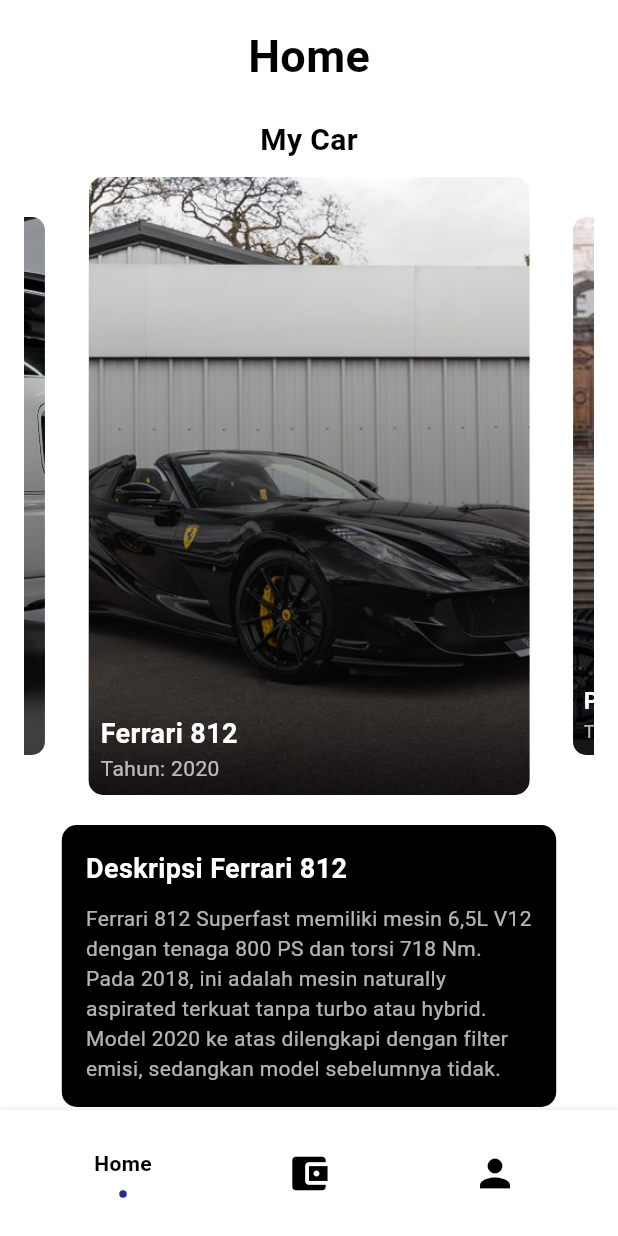
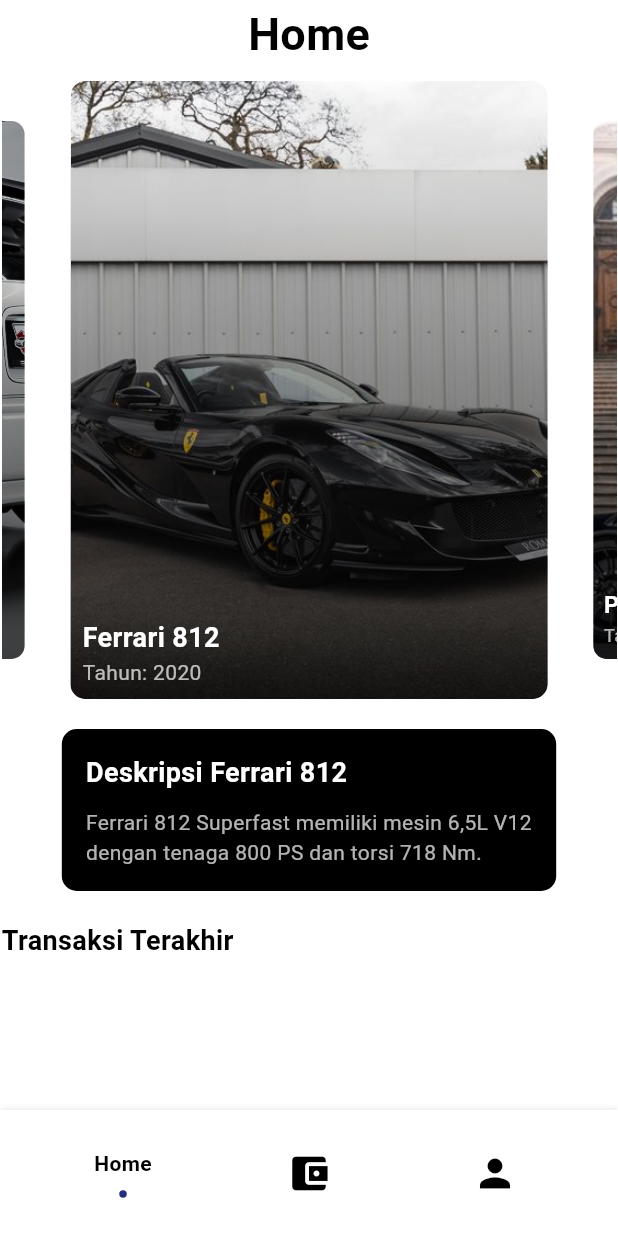
Before and after one commit to Alirzq/Car_wallet, a Flutter app: the screen it shows after launch, after a tap on "Mulai", on a phone screen of 412 x 824 dp. Run offline on Flutter 3.47's test engine with Material 3 defaults, Android fonts, the phone set to English and light mode, and no system bars; drawn by our look-alikes of carousel_slider, flashy_tab_bar2; our stand-ins replace get.

Commit message:
menambahkan fitur pada topup, memperbaiki bug, menambhkan desain navbar,home,dan account

```diff
--- a/lib/screens/home_page.dart
+++ b/lib/screens/home_page.dart
@@ -37,64 +37,50 @@
       year: '2020',
       image: 'assets/812.jpg',
       description:
-          'Ferrari 812 Superfast memiliki mesin 6,5L V12 dengan tenaga 800 PS dan torsi 718 Nm. Pada 2018, ini adalah mesin naturally aspirated terkuat tanpa turbo atau hybrid. Model 2020 ke atas dilengkapi dengan filter emisi, sedangkan model sebelumnya tidak.',
+          'Ferrari 812 Superfast memiliki mesin 6,5L V12 dengan tenaga 800 PS dan torsi 718 Nm.',
     ),
     Car(
       name: 'Porsche 911 GT3 RS',
       year: '2019',
       image: 'assets/911GT3RS.jpg',
       description:
-          'Porsche 911 GT3 RS adalah versi performa tinggi dari 911, dilengkapi mesin 4.0L naturally aspirated flat-six yang menghasilkan sekitar 520 PS (514 hp). Dirancang untuk trek balap, mobil ini memiliki aerodinamika canggih, sasis ringan, dan suspensi yang disesuaikan untuk handling maksimal. Cocok untuk penggemar performa tinggi, GT3 RS menawarkan pengalaman berkendara yang ekstrem dan presisi.',
+          'Porsche 911 GT3 RS adalah versi performa tinggi dari 911.',
     ),
     Car(
       name: 'Audi R8 v10',
       year: '2021',
       image: 'assets/AudiR8v10.jpg',
       description:
-          'Audi R8 V10 dilengkapi mesin 5.2L V10 yang menghasilkan sekitar 610 PS (602 hp). Mobil ini menawarkan kombinasi performa tinggi, desain aerodinamis, dan teknologi canggih, memberikan pengalaman berkendara yang sporty dan mewah.',
+          'Audi R8 V10 dilengkapi mesin 5.2L V10 yang menghasilkan sekitar 610 PS.',
     ),
     Car(
       name: 'Civic Type R',
       year: '2018',
       image: 'assets/Ek9.jpg',
       description:
-          'Honda Civic Type R adalah hatchback sport yang dikenal dengan mesin 2.0L turbocharged inline-4, menghasilkan sekitar 306 PS (302 hp). Dengan pengaturan suspensi yang sporty dan aerodinamika yang ditingkatkan, Civic Type R menawarkan performa tinggi, handling responsif, dan desain agresif, menjadikannya salah satu mobil hot hatch terbaik.',
+          'Honda Civic Type R adalah hatchback sport yang dikenal dengan mesin 2.0L turbocharged.',
     ),
   ];
 
   @override
   Widget build(BuildContext context) {
     return Scaffold(
-      backgroundColor: Colors.white, // Mengatur latar belakang menjadi putih
+      backgroundColor: Colors.white,
       body: SafeArea(
         child: SingleChildScrollView(
           child: Padding(
-            padding: const EdgeInsets.all(16.0),
+            padding: const EdgeInsets.all(1.0),
             child: Column(
               crossAxisAlignment: CrossAxisAlignment.start,
               children: [
                 Center(
-                  // Memusatkan judul "Home"
                   child: Text(
                     'Home',
                     style: TextStyle(
                       fontFamily: 'Roboto',
                       fontSize: 30,
                       fontWeight: FontWeight.bold,
-                      color: Colors.black, // Mengubah warna teks menjadi hitam
-                    ),
-                  ),
-                ),
-                const SizedBox(height: 20),
-                Center(
-                  // Memusatkan judul "My Car"
-                  child: Text(
-                    'My Car',
-                    style: TextStyle(
-                      fontFamily: 'Roboto',
-                      fontSize: 20,
-                      fontWeight: FontWeight.bold,
-                      color: Colors.black, // Mengubah warna teks menjadi hitam
+                      color: Colors.black,
                     ),
                   ),
                 ),
@@ -107,22 +93,27 @@
                     fontFamily: 'Roboto',
                     fontSize: 18,
                     fontWeight: FontWeight.bold,
-                    color: Colors.black, // Mengubah warna teks menjadi hitam
+                    color: Colors.black,
                   ),
                 ),
-                const SizedBox(height: 10),
-                Obx(() => Column(
-                      children: walletController.transactions
-                          .take(5)
-                          .map((transaction) {
-                        return ListTile(
+                const SizedBox(height: 20),
+                Obx(() => ListView.builder(
+                      shrinkWrap: true,
+                      physics: NeverScrollableScrollPhysics(),
+                      itemCount: walletController.transactions.length > 5
+                          ? 5
+                          : walletController.transactions.length,
+                      itemBuilder: (context, index) {
+                        final transaction = walletController.transactions[index];
+                        return Container(
+                          padding: const EdgeInsets.symmetric(vertical: 8.0),
+                          child: ListTile(
                             title: Text(
                               transaction['label'],
                               style: const TextStyle(
                                 fontFamily: 'Roboto',
-                              color: Colors
-                                  .black, // Mengubah warna teks menjadi hitam
-                              fontWeight: FontWeight.bold, // Membuat font tebal
+                                color: Colors.black,
+                                fontWeight: FontWeight.bold,
                               ),
                             ),
                             trailing: Text(
@@ -134,8 +125,9 @@
                                 fontWeight: FontWeight.bold,
                               ),
                             ),
+                          ),
                         );
-                      }).toList(),
+                      },
                     )),
               ],
             ),
--- a/lib/screens/welcome_page.dart
+++ b/lib/screens/welcome_page.dart
@@ -3,6 +3,8 @@
 import 'home_page.dart';
 
 class WelcomePage extends StatelessWidget {
+  const WelcomePage({super.key});
+
   @override
   Widget build(BuildContext context) {
     return Scaffold(
@@ -10,19 +12,50 @@
         child: Column(
           mainAxisAlignment: MainAxisAlignment.center,
           children: [
-            Text(
-              'Selamat datang di E-Wallet App',
-              style: TextStyle(fontSize: 24, fontWeight: FontWeight.bold),
+            Image.asset(
+              'assets/porsche_1.png',
+              width: 250,
+              height: 250,
+              fit: BoxFit.contain,
             ),
-            SizedBox(height: 20),
-            Text(
-              'Aplikasi dompet digital untuk mengelola keuangan Anda',
-              textAlign: TextAlign.center,
+            const SizedBox(height: 30),
+            RichText(
+              text: const TextSpan(
+                style: TextStyle(fontSize: 24, color: Colors.black),
+                children: [
+                  TextSpan(text: 'Selamat datang di '),
+                  TextSpan(
+                    text: 'E-Wallet App',
+                    style: TextStyle(fontWeight: FontWeight.bold),
+                  ),
+                ],
+              ),
             ),
-            SizedBox(height: 40),
-            ElevatedButton(
-              onPressed: () => Get.off(() => HomePage()),
-              child: Text('Mulai'),
+            const SizedBox(height: 10),
+            SizedBox(
+              width: 400,
+              child: Padding(
+                padding: const EdgeInsets.symmetric(horizontal: 25),
+                child: ElevatedButton(
+                  onPressed: () => Get.off(() => HomePage()),
+                  style: ElevatedButton.styleFrom(
+                    backgroundColor: const Color.fromARGB(255, 0, 0, 0),
+                    padding: const EdgeInsets.symmetric(vertical: 16.0),
+                    shape: RoundedRectangleBorder(
+                      borderRadius: BorderRadius.circular(10.0),
+                    ),
+                    elevation: 2,
+                  ),
+                  child: const Text(
+                    'Mulai',
+                    style: TextStyle(
+                      color: Color.fromARGB(255, 255, 255, 255),
+                      fontSize: 18,
+                      fontWeight: FontWeight.bold,
+                    ),
+                  ),
+                ),
+              ),
             ),
           ],
         ),
--- a/lib/widgets/custom_navbar.dart
+++ b/lib/widgets/custom_navbar.dart
@@ -14,21 +14,21 @@
       () => FlashyTabBar(
         selectedIndex: currentIndex.value,
         showElevation: true,
-        backgroundColor: const Color.fromARGB(255, 255, 255, 255), // Mengubah warna navbar menjadi hitam
+        backgroundColor: const Color.fromARGB(255, 255, 255, 255),
         onItemSelected: onItemSelected,
         items: [
           FlashyTabBarItem(
-            icon: Icon(Icons.home, color: const Color.fromARGB(255, 0, 0, 0), size: 30), // Memperbesar icon
+            icon: Icon(Icons.home, color: const Color.fromARGB(255, 0, 0, 0), size: 30),
             title: Text(
               'Home',
               style: TextStyle(
-                fontWeight: FontWeight.bold, // Membuat font tebal
+                fontWeight: FontWeight.bold,
                 color: const Color.fromARGB(255, 0, 0, 0),
               ),
             ),
           ),
           FlashyTabBarItem(
-            icon: Icon(Icons.account_balance_wallet, color: Colors.black, size: 30), // Memperbesar icon
+            icon: Icon(Icons.account_balance_wallet, color: Colors.black, size: 30),
             title: Text(
               'Wallet',
               style: TextStyle(
```
Also changed, not shown: lib/screens/account_page.dart (+15 -10 lines), lib/screens/wallet_page.dart (+79 -6 lines). Lines whose indentation alone changed are shown as unchanged.
